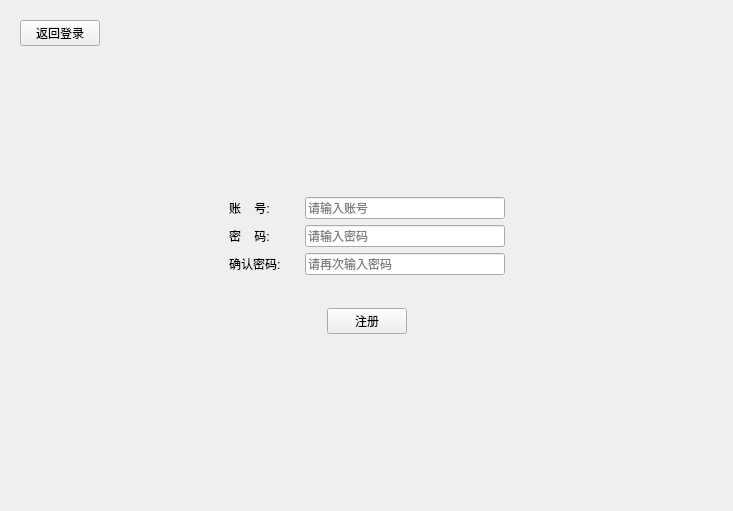
This is LibraryManager/registered.ui in xuanlog/LibraryManager as Qt 5 draws it before an edit. The edited form follows.
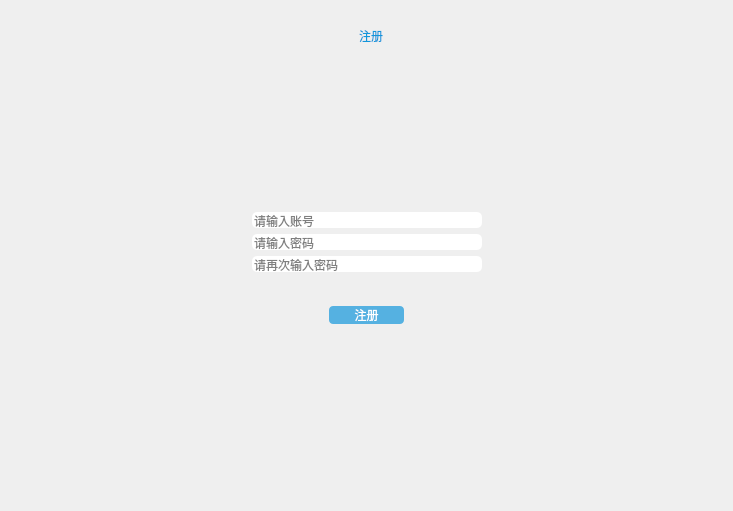
This is the edited form. Icons and pictures are not drawn.

Patch:
```diff
--- a/LibraryManager/registered.ui
+++ b/LibraryManager/registered.ui
@@ -13,6 +13,29 @@
   <property name="windowTitle">
    <string>Form</string>
   </property>
+  <property name="styleSheet">
+   <string notr="true">QLabel
+{
+	border: none;
+	color: #1296db;
+	font: 14px &quot;微软雅黑&quot;;
+}
+
+QLabel:hover
+{
+	color: #ffffff;
+}
+
+QLineEdit
+{
+	border: none;
+	color: #000000;
+	font: 75 14px &quot;微软雅黑&quot;;
+	border-radius: 5px;
+	selection-background-color: #def0fe;
+	selection-color: #1296db;
+}</string>
+  </property>
   <layout class="QVBoxLayout" name="verticalLayout_3">
    <property name="bottomMargin">
     <number>50</number>
@@ -22,8 +45,45 @@
      <layout class="QHBoxLayout" name="horizontalLayout_3">
       <item>
        <widget class="QPushButton" name="backButton">
+        <property name="minimumSize">
+         <size>
+          <width>32</width>
+          <height>32</height>
+         </size>
+        </property>
+        <property name="focusPolicy">
+         <enum>Qt::NoFocus</enum>
+        </property>
+        <property name="styleSheet">
+         <string notr="true">QPushButton
+{
+	border-image: url(:/Images/back.png);
+}
+
+QPushButton:hover
+{
+	border-image: url(:/Images/back_hover.png);
+}
+
+QPushButton:pressed
+{
+	border-image: url(:/Images/back_pre.png);
+}
+
+
+</string>
+        </property>
         <property name="text">
-         <string>返回登录</string>
+         <string/>
+        </property>
+        <property name="iconSize">
+         <size>
+          <width>32</width>
+          <height>32</height>
+         </size>
+        </property>
+        <property name="flat">
+         <bool>true</bool>
         </property>
        </widget>
       </item>
@@ -40,6 +100,42 @@
         </property>
        </spacer>
       </item>
+      <item>
+       <widget class="QLabel" name="label">
+        <property name="styleSheet">
+         <string notr="true">font: 25px &quot;微软雅黑&quot;;</string>
+        </property>
+        <property name="text">
+         <string>注册</string>
+        </property>
+       </widget>
+      </item>
+      <item>
+       <spacer name="horizontalSpacer_6">
+        <property name="orientation">
+         <enum>Qt::Horizontal</enum>
+        </property>
+        <property name="sizeHint" stdset="0">
+         <size>
+          <width>40</width>
+          <height>20</height>
+         </size>
+        </property>
+       </spacer>
+      </item>
+      <item>
+       <widget class="QLabel" name="label_2">
+        <property name="minimumSize">
+         <size>
+          <width>32</width>
+          <height>32</height>
+         </size>
+        </property>
+        <property name="text">
+         <string/>
+        </property>
+       </widget>
+      </item>
      </layout>
     </widget>
    </item>
@@ -72,33 +168,6 @@
         </property>
        </spacer>
       </item>
-      <item>
-       <widget class="QWidget" name="widget" native="true">
-        <layout class="QVBoxLayout" name="verticalLayout">
-         <item>
-          <widget class="QLabel" name="accountLabel">
-           <property name="text">
-            <string>账    号:</string>
-           </property>
-          </widget>
-         </item>
-         <item>
-          <widget class="QLabel" name="passwordLabel">
-           <property name="text">
-            <string>密    码:</string>
-           </property>
-          </widget>
-         </item>
-         <item>
-          <widget class="QLabel" name="confirmLabel">
-           <property name="text">
-            <string>确认密码:</string>
-           </property>
-          </widget>
-         </item>
-        </layout>
-       </widget>
-      </item>
       <item>
        <widget class="QWidget" name="widget_2" native="true">
         <layout class="QVBoxLayout" name="verticalLayout_2">
@@ -112,7 +181,7 @@
            </property>
            <property name="minimumSize">
             <size>
-             <width>200</width>
+             <width>230</width>
              <height>0</height>
             </size>
            </property>
@@ -129,7 +198,7 @@
             <string>请输入账号</string>
            </property>
            <property name="clearButtonEnabled">
-            <bool>true</bool>
+            <bool>false</bool>
            </property>
           </widget>
          </item>
@@ -143,7 +212,7 @@
            </property>
            <property name="minimumSize">
             <size>
-             <width>200</width>
+             <width>230</width>
              <height>0</height>
             </size>
            </property>
@@ -163,7 +232,7 @@
             <string>请输入密码</string>
            </property>
            <property name="clearButtonEnabled">
-            <bool>true</bool>
+            <bool>false</bool>
            </property>
           </widget>
          </item>
@@ -177,7 +246,7 @@
            </property>
            <property name="minimumSize">
             <size>
-             <width>200</width>
+             <width>230</width>
              <height>0</height>
             </size>
            </property>
@@ -197,7 +266,7 @@
             <string>请再次输入密码</string>
            </property>
            <property name="clearButtonEnabled">
-            <bool>true</bool>
+            <bool>false</bool>
            </property>
           </widget>
          </item>
@@ -238,6 +307,29 @@
       </item>
       <item>
        <widget class="QPushButton" name="registeredButton">
+        <property name="minimumSize">
+         <size>
+          <width>75</width>
+          <height>0</height>
+         </size>
+        </property>
+        <property name="focusPolicy">
+         <enum>Qt::NoFocus</enum>
+        </property>
+        <property name="styleSheet">
+         <string notr="true">QPushButton 
+{
+	background-color: rgba(18, 150, 219, 0.7);
+    border-radius: 4px;  
+	color: #ffffff;
+	font: 14px &quot;微软雅黑&quot;;
+}  
+
+QPushButton:pressed
+{
+	background-color: #00aaff;
+}</string>
+        </property>
         <property name="text">
          <string>注册</string>
         </property>
```
Left out of the diff: 9 changed lines with no effect on the pictures.
